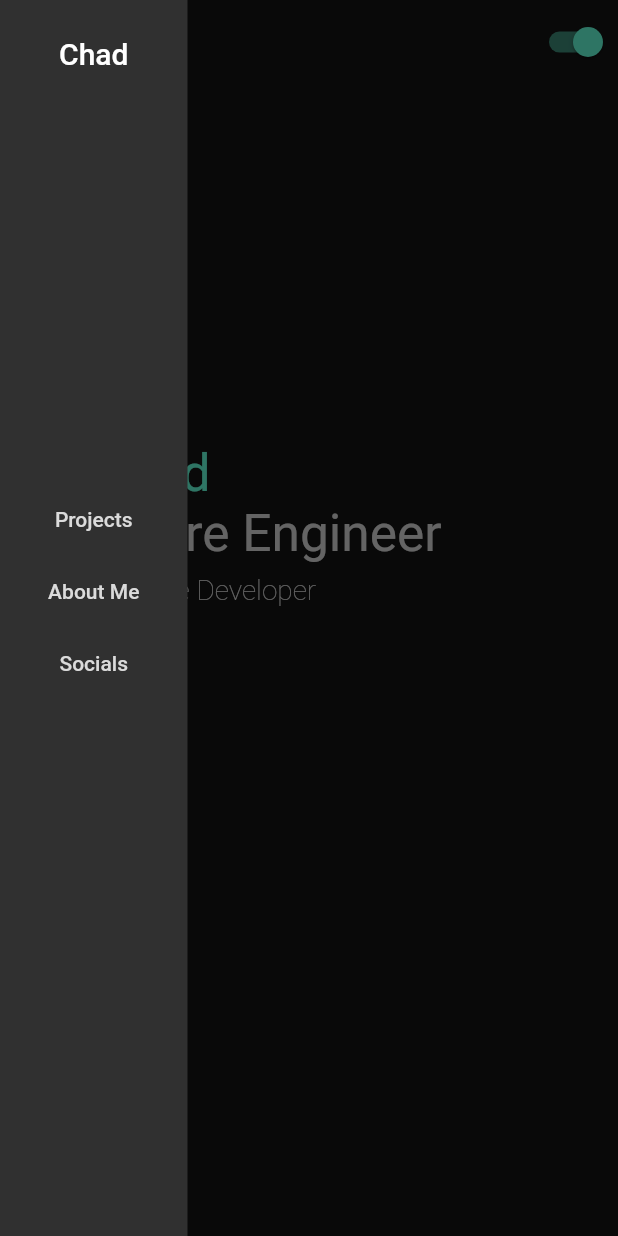
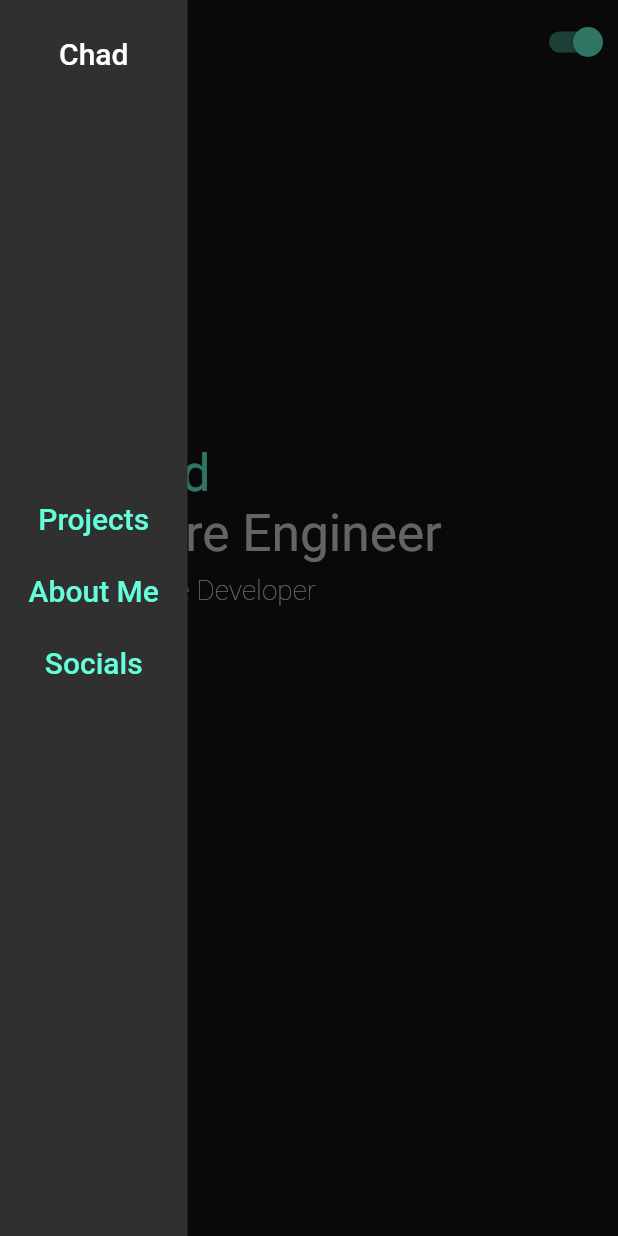
Before and after one commit to chadlyalan/portfolio, a Flutter app: the Homepage screen opened directly, with the side drawer open, on a phone screen of 412 x 824 dp. Run offline on Flutter 3.47's test engine with Material 2 defaults, Android fonts, the phone set to English and light mode, and no system bars; drawn by our look-alikes of animated_text_kit, scrollable_positioned_list; our stand-ins replace auto_size_text, firebase_core, flutter_riverpod, flutter_svg, video_player; accounts and stored records are empty.

Commit message:
text colors
these changes will update the text color for the light mode to white. White comes up fairly well on the tealish background, better than the black does at any rate. It's not the best, I'm not convinced this is the final color scheme, but it's a color scheme at least.

```diff
--- a/lib/classes/my_theme.dart
+++ b/lib/classes/my_theme.dart
@@ -26,14 +26,16 @@ class MyTheme {
           // onSecondary: Colors.green,
           background: Color.fromARGB(255, 133, 220, 187),
           surface: Color.fromARGB(0, 0, 0, 0)),
-
       useMaterial3: true,
       primaryColor: Colors.red,
-    // iconTheme: const IconThemeData(color: Colors.purple)
-  );
+      textTheme: const TextTheme(
+          bodyMedium: TextStyle(color: Colors.white),
+          bodyLarge: TextStyle(color: Colors.white),
+          headlineSmall: TextStyle(color: Colors.white)));
 }
 
 // light orange   Color.fromARGB(255, 232, 167, 124)
 // dark orange    Color.fromARGB(255, 226, 124, 96)
 // light mint     Color.fromARGB(255, 133, 220, 187)
 // main teal      Color.fromARGB(255, 65, 179, 164)
+// off pink       Color.fromARGB(255, 195, 141, 158)
--- a/lib/widgets/side_panel.dart
+++ b/lib/widgets/side_panel.dart
@@ -13,6 +13,8 @@ class SidePanel extends ConsumerStatefulWidget {
 class _SidePanelState extends ConsumerState<SidePanel> {
   @override
   Widget build(BuildContext context) {
+    // final theme= ref.read(themeModeProvider);
+
     final scroller = ref.read(scrollControllerProvider);
     return Material(
         color: Theme.of(context).colorScheme.background,
@@ -46,26 +48,28 @@ class _SidePanelState extends ConsumerState<SidePanel> {
       Expanded(
           child: Column(
         children: [
-          // TextButton(
-          //     onPressed: () {
-          //       controller.scrollTo(
-          //           index: 1, duration: const Duration(milliseconds: 800));
-          //     },
-          //     child: const Text('Home')),
           TextButton(
               onPressed: () {
                 controller.jumpTo(
                   index: 2,
                 );
               },
-              child: const Text('Projects')),
+              child: Text('Projects',
+                  style: TextStyle(
+                      fontSize: 20,
+                      fontWeight: FontWeight.w500,
+                      color: Theme.of(context).colorScheme.secondary))),
           TextButton(
               onPressed: () {
                 controller.jumpTo(
                   index: 3,
                 );
               },
-              child: const Text('About Me')),
+              child: Text('About Me',
+                  style: TextStyle(
+                      fontSize: 20,
+                      fontWeight: FontWeight.w500,
+                      color: Theme.of(context).colorScheme.secondary))),
           TextButton(
               onPressed: () {
                 controller.jumpTo(
@@ -73,7 +77,11 @@ class _SidePanelState extends ConsumerState<SidePanel> {
                   alignment: 0,
                 );
               },
-              child: const Text('Socials')),
+              child: Text('Socials',
+                  style: TextStyle(
+                      fontSize: 20,
+                      fontWeight: FontWeight.w500,
+                      color: Theme.of(context).colorScheme.secondary))),
         ],
       ));
 }
```
Lines whose indentation alone changed are shown as unchanged.
